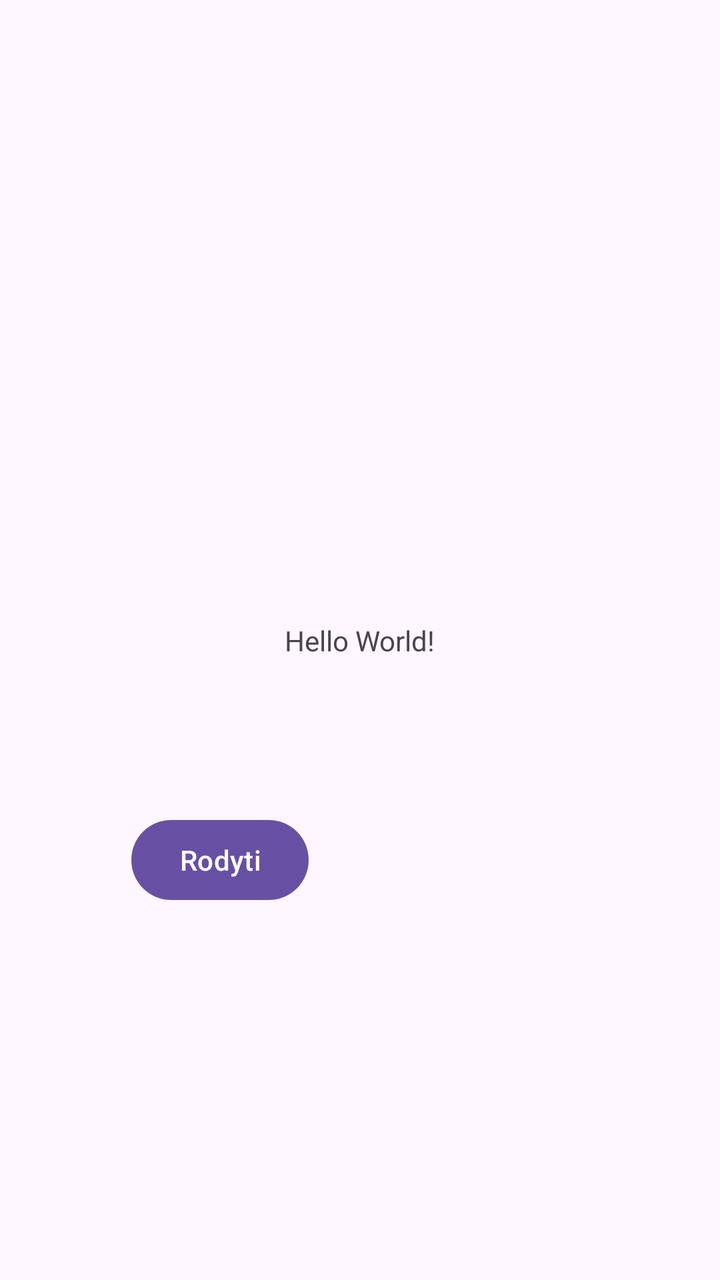
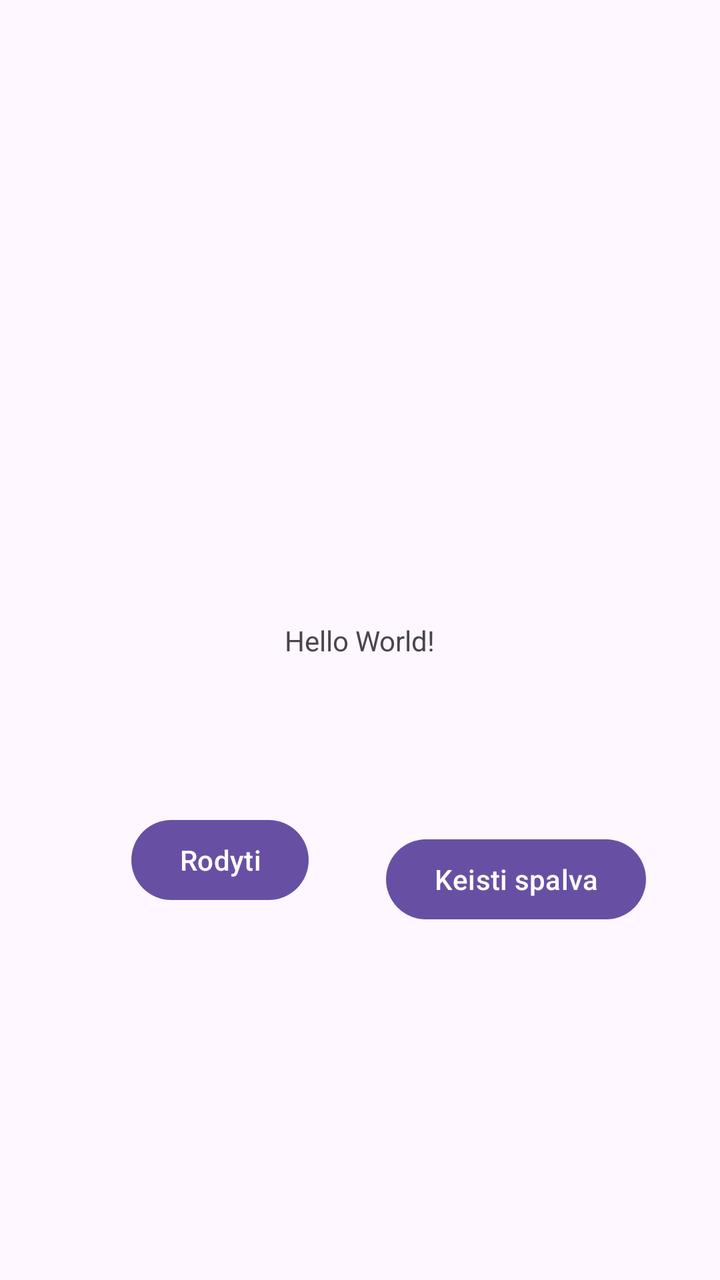

An Android layout rendered at two revisions. The XML below is the earlier revision; the diff shows what the commit changed to produce the second picture.
<!-- AndroidManifest.xml: application theme Theme.MIPT1 -->
<!-- res/layout/activity_main.xml -->
<?xml version="1.0" encoding="utf-8"?>
<androidx.constraintlayout.widget.ConstraintLayout xmlns:android="http://schemas.android.com/apk/res/android"
    xmlns:app="http://schemas.android.com/apk/res-auto"
    xmlns:tools="http://schemas.android.com/tools"
    android:id="@+id/main"
    android:layout_width="match_parent"
    android:layout_height="match_parent"
    tools:context=".MainActivity">

    <TextView
        android:id="@+id/textViewResult"
        android:layout_width="wrap_content"
        android:layout_height="wrap_content"
        android:text="Hello World!"
        app:layout_constraintBottom_toBottomOf="parent"
        app:layout_constraintEnd_toEndOf="parent"
        app:layout_constraintStart_toStartOf="parent"
        app:layout_constraintTop_toTopOf="parent" />

    <Button
        android:id="@+id/buttonShow"
        android:layout_width="wrap_content"
        android:layout_height="wrap_content"
        android:text="Rodyti"
        app:layout_constraintBottom_toBottomOf="parent"
        app:layout_constraintEnd_toEndOf="parent"
        app:layout_constraintHorizontal_bias="0.242"
        app:layout_constraintStart_toStartOf="parent"
        app:layout_constraintTop_toTopOf="parent"
        app:layout_constraintVertical_bias="0.686" />

</androidx.constraintlayout.widget.ConstraintLayout>
<!-- resources referenced by this layout -->
<resources>
  <style name="Theme.MIPT1" parent="Base.Theme.MIPT1" />
  <style name="Base.Theme.MIPT1" parent="Theme.Material3.DayNight.NoActionBar">
          
          
      </style>
</resources>

<!-- the commit's change to res/layout/activity_main.xml (unified diff, before → after) -->
@@ -29,4 +29,17 @@
         app:layout_constraintTop_toTopOf="parent"
         app:layout_constraintVertical_bias="0.686" />
 
+    <Button
+        android:id="@+id/buttonColor"
+        android:layout_width="wrap_content"
+        android:layout_height="wrap_content"
+        android:layout_marginTop="168dp"
+        android:text="Keisti spalva"
+        app:layout_constraintBottom_toBottomOf="parent"
+        app:layout_constraintEnd_toEndOf="parent"
+        app:layout_constraintHorizontal_bias="0.509"
+        app:layout_constraintStart_toEndOf="@+id/buttonShow"
+        app:layout_constraintTop_toTopOf="parent"
+        app:layout_constraintVertical_bias="0.584" />
+
 </androidx.constraintlayout.widget.ConstraintLayout>
